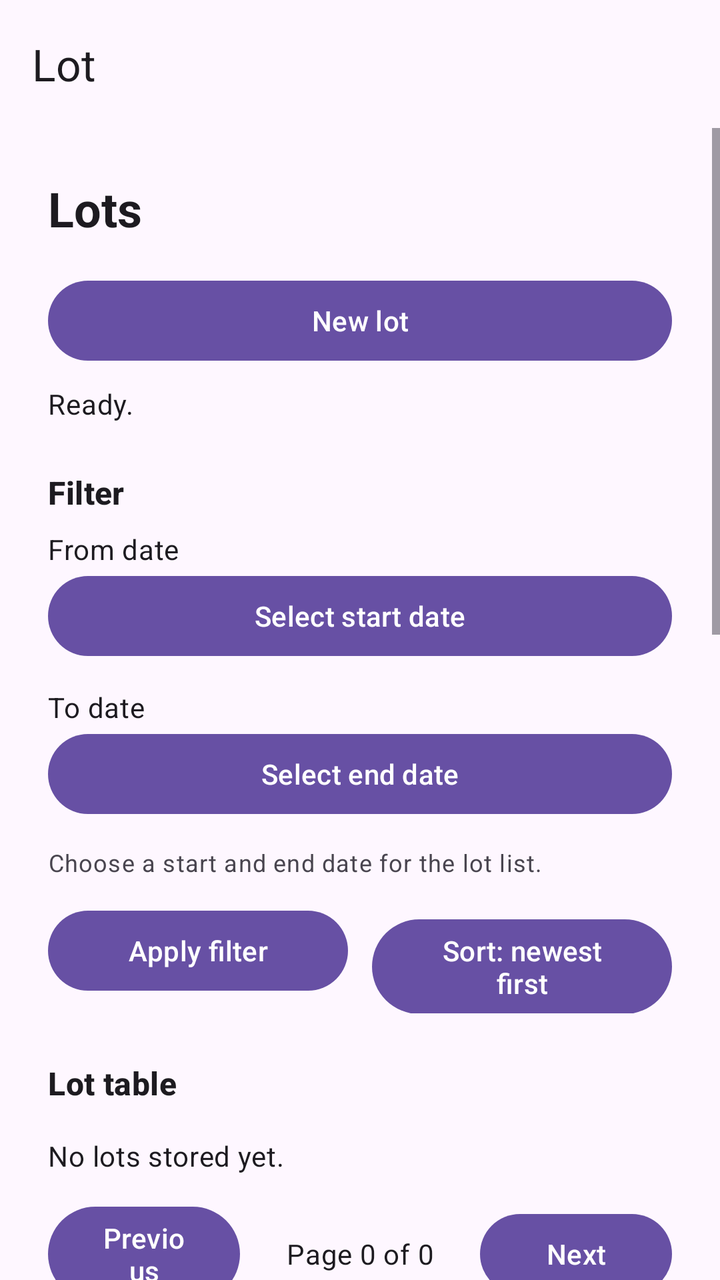
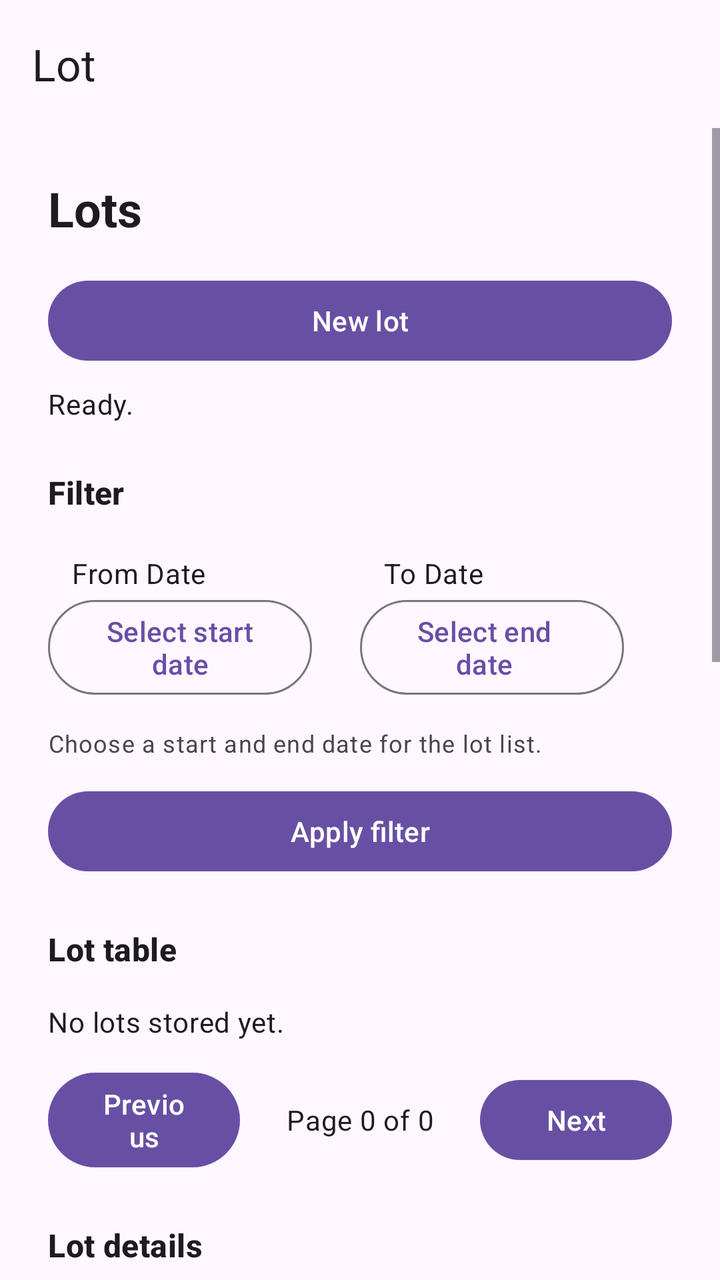

Compare the two renders of this Android layout. The source of the first and the diff that turns it into the second are given below.
<!-- AndroidManifest.xml: application theme Theme.Kilgi -->
<!-- res/layout/activity_main.xml -->
<?xml version="1.0" encoding="utf-8"?>
<LinearLayout xmlns:android="http://schemas.android.com/apk/res/android"
    xmlns:app="http://schemas.android.com/apk/res-auto"
    xmlns:tools="http://schemas.android.com/tools"
    android:id="@+id/main"
    android:layout_width="match_parent"
    android:layout_height="match_parent"
    android:orientation="vertical"
    tools:context=".MainActivity">

    <com.google.android.material.appbar.MaterialToolbar
        android:id="@+id/top_app_bar"
        android:layout_width="match_parent"
        android:layout_height="wrap_content"
        android:contentDescription="@string/menu_toolbar_content_description"
        android:minHeight="?attr/actionBarSize"
        app:title="@string/lot_screen_title" />

    <ScrollView
        android:id="@+id/content_scroll"
        android:layout_width="match_parent"
        android:layout_height="0dp"
        android:layout_weight="1"
        android:fillViewport="true">

        <LinearLayout
            android:layout_width="match_parent"
            android:layout_height="wrap_content"
            android:orientation="vertical"
            android:padding="24dp">

            <TextView
                android:id="@+id/section_lot"
                android:layout_width="match_parent"
                android:layout_height="wrap_content"
                android:text="@string/lots_screen_heading"
                android:textAppearance="@style/TextAppearance.Material3.HeadlineSmall"
                android:textStyle="bold" />

            <Button
                android:id="@+id/button_create_lot"
                android:layout_width="match_parent"
                android:layout_height="wrap_content"
                android:layout_marginTop="16dp"
                android:text="@string/button_new_lot"
                android:textAllCaps="false" />

            <TextView
                android:id="@+id/text_batch_status"
                android:layout_width="match_parent"
                android:layout_height="wrap_content"
                android:layout_marginTop="8dp"
                android:text="@string/batch_status_idle"
                android:textAppearance="@style/TextAppearance.Material3.BodyMedium" />

            <TextView
                android:layout_width="match_parent"
                android:layout_height="wrap_content"
                android:layout_marginTop="24dp"
                android:text="@string/lots_filter_title"
                android:textAppearance="@style/TextAppearance.Material3.TitleMedium"
                android:textStyle="bold" />

            <TextView
                android:layout_width="match_parent"
                android:layout_height="wrap_content"
                android:layout_marginTop="8dp"
                android:text="@string/label_filter_from_date"
                android:textAppearance="@style/TextAppearance.Material3.BodyMedium" />

            <Button
                android:id="@+id/button_filter_from_date"
                android:layout_width="match_parent"
                android:layout_height="wrap_content"
                android:text="@string/button_select_from_date"
                android:textAllCaps="false" />

            <TextView
                android:layout_width="match_parent"
                android:layout_height="wrap_content"
                android:layout_marginTop="12dp"
                android:text="@string/label_filter_to_date"
                android:textAppearance="@style/TextAppearance.Material3.BodyMedium" />

            <Button
                android:id="@+id/button_filter_to_date"
                android:layout_width="match_parent"
                android:layout_height="wrap_content"
                android:text="@string/button_select_to_date"
                android:textAllCaps="false" />

            <TextView
                android:id="@+id/text_filter_range_summary"
                android:layout_width="match_parent"
                android:layout_height="wrap_content"
                android:layout_marginTop="12dp"
                android:text="@string/filter_range_summary_placeholder"
                android:textAppearance="@style/TextAppearance.Material3.BodySmall" />

            <LinearLayout
                android:layout_width="match_parent"
                android:layout_height="wrap_content"
                android:layout_marginTop="12dp"
                android:orientation="horizontal">

                <Button
                    android:id="@+id/button_apply_lot_filter"
                    android:layout_width="0dp"
                    android:layout_height="wrap_content"
                    android:layout_weight="1"
                    android:text="@string/button_apply_filter"
                    android:textAllCaps="false" />

                <Button
                    android:id="@+id/button_toggle_lot_sort"
                    android:layout_width="0dp"
                    android:layout_height="wrap_content"
                    android:layout_marginStart="12dp"
                    android:layout_weight="1"
                    android:text="@string/button_sort_newest_first"
                    android:textAllCaps="false" />
            </LinearLayout>

            <TextView
                android:layout_width="match_parent"
                android:layout_height="wrap_content"
                android:layout_marginTop="24dp"
                android:text="@string/lots_table_title"
                android:textAppearance="@style/TextAppearance.Material3.TitleMedium"
                android:textStyle="bold" />

            <HorizontalScrollView
                android:layout_width="match_parent"
                android:layout_height="wrap_content"
                android:layout_marginTop="8dp"
                android:fillViewport="true">

                <TableLayout
                    android:id="@+id/table_lots"
                    android:layout_width="wrap_content"
                    android:layout_height="wrap_content"
                    android:stretchColumns="1,2,3,4,5" />
            </HorizontalScrollView>

            <TextView
                android:id="@+id/text_lots_empty_state"
                android:layout_width="match_parent"
                android:layout_height="wrap_content"
                android:layout_marginTop="8dp"
                android:text="@string/no_lots_placeholder"
                android:textAppearance="@style/TextAppearance.Material3.BodyMedium" />

            <LinearLayout
                android:layout_width="match_parent"
                android:layout_height="wrap_content"
                android:layout_marginTop="12dp"
                android:gravity="center_vertical"
                android:orientation="horizontal">

                <Button
                    android:id="@+id/button_previous_lot_page"
                    android:layout_width="0dp"
                    android:layout_height="wrap_content"
                    android:layout_weight="1"
                    android:text="@string/button_previous_page"
                    android:textAllCaps="false" />

                <TextView
                    android:id="@+id/text_lot_page_summary"
                    android:layout_width="0dp"
                    android:layout_height="wrap_content"
                    android:layout_marginHorizontal="12dp"
                    android:layout_weight="1"
                    android:gravity="center"
                    android:text="@string/lot_page_summary_empty"
                    android:textAppearance="@style/TextAppearance.Material3.BodyMedium" />

                <Button
                    android:id="@+id/button_next_lot_page"
                    android:layout_width="0dp"
                    android:layout_height="wrap_content"
                    android:layout_weight="1"
                    android:text="@string/button_next_page"
                    android:textAllCaps="false" />
            </LinearLayout>

            <TextView
                android:layout_width="match_parent"
                android:layout_height="wrap_content"
                android:layout_marginTop="24dp"
                android:text="@string/lot_details_title"
                android:textAppearance="@style/TextAppearance.Material3.TitleMedium"
                android:textStyle="bold" />

            <TextView
                android:id="@+id/text_selected_lot_label"
                android:layout_width="match_parent"
                android:layout_height="wrap_content"
                android:layout_marginTop="8dp"
                android:text="@string/no_active_lot_placeholder"
                android:textAppearance="@style/TextAppearance.Material3.BodyMedium" />

            <LinearLayout
                android:layout_width="match_parent"
                android:layout_height="wrap_content"
                android:layout_marginTop="12dp"
                android:orientation="horizontal">

                <Button
                    android:id="@+id/button_add_expense"
                    android:layout_width="0dp"
                    android:layout_height="wrap_content"
                    android:layout_weight="1"
                    android:text="@string/button_open_add_expense"
                    android:textAllCaps="false" />

                <Button
                    android:id="@+id/button_log_spoilage"
                    android:layout_width="0dp"
                    android:layout_height="wrap_content"
                    android:layout_marginStart="12dp"
                    android:layout_weight="1"
                    android:text="@string/button_open_log_spoilage"
                    android:textAllCaps="false" />
            </LinearLayout>

            <TextView
                android:id="@+id/text_expense_status"
                android:layout_width="match_parent"
                android:layout_height="wrap_content"
                android:layout_marginTop="8dp"
                android:text="@string/expense_status_idle"
                android:textAppearance="@style/TextAppearance.Material3.BodyMedium" />

            <TextView
                android:id="@+id/text_spoilage_status"
                android:layout_width="match_parent"
                android:layout_height="wrap_content"
                android:layout_marginTop="4dp"
                android:text="@string/spoilage_status_idle"
                android:textAppearance="@style/TextAppearance.Material3.BodyMedium" />

            <TableLayout
                android:id="@+id/table_lot_details"
                android:layout_width="match_parent"
                android:layout_height="wrap_content"
                android:layout_marginTop="12dp"
                android:stretchColumns="1" />

            <TextView
                android:id="@+id/section_module_two"
                android:layout_width="match_parent"
                android:layout_height="wrap_content"
                android:layout_marginTop="32dp"
                android:text="@string/module_two_screen_heading"
                android:textAppearance="@style/TextAppearance.Material3.HeadlineSmall"
                android:textStyle="bold" />

            <LinearLayout
                android:layout_width="match_parent"
                android:layout_height="wrap_content"
                android:layout_marginTop="16dp"
                android:orientation="horizontal">

                <Button
                    android:id="@+id/button_add_provider"
                    android:layout_width="0dp"
                    android:layout_height="wrap_content"
                    android:layout_weight="1"
                    android:text="@string/button_add_provider"
                    android:textAllCaps="false" />

                <Button
                    android:id="@+id/button_add_customer"
                    android:layout_width="0dp"
                    android:layout_height="wrap_content"
                    android:layout_marginStart="12dp"
                    android:layout_weight="1"
                    android:text="@string/button_add_customer"
                    android:textAllCaps="false" />
            </LinearLayout>

            <Button
                android:id="@+id/button_log_retail_sale"
                android:layout_width="match_parent"
                android:layout_height="wrap_content"
                android:layout_marginTop="12dp"
                android:text="@string/button_log_retail_sale"
                android:textAllCaps="false" />

            <Button
                android:id="@+id/button_create_wholesale_invoice"
                android:layout_width="match_parent"
                android:layout_height="wrap_content"
                android:layout_marginTop="12dp"
                android:text="@string/button_create_wholesale_invoice"
                android:textAllCaps="false" />

            <Button
                android:id="@+id/button_collect_customer_payment"
                android:layout_width="match_parent"
                android:layout_height="wrap_content"
                android:layout_marginTop="12dp"
                android:text="@string/button_collect_customer_payment"
                android:textAllCaps="false" />

            <Button
                android:id="@+id/button_settle_provider"
                android:layout_width="match_parent"
                android:layout_height="wrap_content"
                android:layout_marginTop="12dp"
                android:text="@string/button_settle_provider"
                android:textAllCaps="false" />

            <TextView
                android:id="@+id/text_sales_status"
                android:layout_width="match_parent"
                android:layout_height="wrap_content"
                android:layout_marginTop="8dp"
                android:text="@string/sales_status_idle"
                android:textAppearance="@style/TextAppearance.Material3.BodyMedium" />

            <TextView
                android:layout_width="match_parent"
                android:layout_height="wrap_content"
                android:layout_marginTop="24dp"
                android:text="@string/sales_summary_title"
                android:textAppearance="@style/TextAppearance.Material3.TitleMedium"
                android:textStyle="bold" />

            <TextView
                android:id="@+id/text_sales_summary"
                android:layout_width="match_parent"
                android:layout_height="wrap_content"
                android:layout_marginTop="8dp"
                android:text="@string/sales_summary_empty"
                android:textAppearance="@style/TextAppearance.Material3.BodyMedium" />
        </LinearLayout>
    </ScrollView>
</LinearLayout>
<!-- resources referenced by this layout -->
<resources>
  <string name="batch_status_idle">Ready.</string>
  <string name="button_add_customer">Add customer</string>
  <string name="button_add_provider">Add provider</string>
  <string name="button_apply_filter">Apply filter</string>
  <string name="button_collect_customer_payment">Collect customer payment</string>
  <string name="button_create_wholesale_invoice">Create wholesale invoice</string>
  <string name="button_log_retail_sale">Log retail EOD sale</string>
  <string name="button_new_lot">New lot</string>
  <string name="button_next_page">Next</string>
  <string name="button_open_add_expense">Add expense</string>
  <string name="button_open_log_spoilage">Log spoilage</string>
  <string name="button_previous_page">Previous</string>
  <string name="button_select_from_date">Select start date</string>
  <string name="button_select_to_date">Select end date</string>
  <string name="button_settle_provider">Settle provider</string>
  <string name="button_sort_newest_first">Sort: newest first</string>
  <string name="expense_status_idle">No expense update yet.</string>
  <string name="filter_range_summary_placeholder">Choose a start and end date for the lot list.</string>
  <string name="label_filter_from_date">From date</string>
  <string name="label_filter_to_date">To date</string>
  <string name="lot_details_title">Lot details</string>
  <string name="lot_page_summary_empty">Page 0 of 0</string>
  <string name="lot_screen_title">Lot</string>
  <string name="lots_filter_title">Filter</string>
  <string name="lots_screen_heading">Lots</string>
  <string name="lots_table_title">Lot table</string>
  <string name="menu_toolbar_content_description">Main navigation menu</string>
  <string name="module_two_screen_heading">Module 2 - Sales &amp; Settlements</string>
  <string name="no_active_lot_placeholder">Select a lot from the table.</string>
  <string name="no_lots_placeholder">No lots stored yet.</string>
  <string name="sales_status_idle">No Module 2 transaction yet.</string>
  <string name="sales_summary_empty">No provider or customer balances yet.</string>
  <string name="sales_summary_title">Receivable / payable snapshot</string>
  <string name="spoilage_status_idle">No spoilage update yet.</string>
  <style name="Theme.Kilgi" parent="Base.Theme.Kilgi" />
  <style name="Base.Theme.Kilgi" parent="Theme.Material3.DayNight.NoActionBar">
          
          
      </style>
</resources>

<!-- the commit's change to res/layout/activity_main.xml (unified diff, before → after) -->
@@ -61,33 +61,59 @@
                 android:textAppearance="@style/TextAppearance.Material3.TitleMedium"
                 android:textStyle="bold" />
 
-            <TextView
-                android:layout_width="match_parent"
-                android:layout_height="wrap_content"
-                android:layout_marginTop="8dp"
-                android:text="@string/label_filter_from_date"
-                android:textAppearance="@style/TextAppearance.Material3.BodyMedium" />
-
-            <Button
-                android:id="@+id/button_filter_from_date"
-                android:layout_width="match_parent"
-                android:layout_height="wrap_content"
-                android:text="@string/button_select_from_date"
-                android:textAllCaps="false" />
-
-            <TextView
-                android:layout_width="match_parent"
-                android:layout_height="wrap_content"
-                android:layout_marginTop="12dp"
-                android:text="@string/label_filter_to_date"
-                android:textAppearance="@style/TextAppearance.Material3.BodyMedium" />
-
-            <Button
-                android:id="@+id/button_filter_to_date"
-                android:layout_width="match_parent"
-                android:layout_height="wrap_content"
-                android:text="@string/button_select_to_date"
-                android:textAllCaps="false" />
+            <LinearLayout
+                android:layout_width="match_parent"
+                android:layout_height="wrap_content"
+                android:layout_marginTop="12dp"
+                android:orientation="horizontal">
+
+                <TextView
+                    android:layout_width="0dp"
+                    android:layout_weight="1"
+                    android:layout_height="wrap_content"
+                    android:layout_marginTop="8dp"
+                    android:layout_marginStart="12dp"
+                    android:text="@string/label_filter_from_date"
+                    android:textAppearance="@style/TextAppearance.Material3.BodyMedium" />
+
+                <TextView
+                    android:layout_width="0dp"
+                    android:layout_weight="1"
+                    android:layout_height="wrap_content"
+                    android:layout_marginTop="8dp"
+                    android:layout_marginStart="12dp"
+                    android:text="@string/label_filter_to_date"
+                    android:textAppearance="@style/TextAppearance.Material3.BodyMedium" />
+
+            </LinearLayout>
+
+            <LinearLayout
+                android:layout_width="match_parent"
+                android:layout_height="wrap_content"
+                android:layout_marginTop="0dp"
+                android:orientation="horizontal">
+
+                <Button
+                    android:id="@+id/button_filter_from_date"
+                    android:layout_width="150dp"
+                    android:layout_weight="1"
+                    android:layout_height="wrap_content"
+                    android:layout_marginEnd="24dp"
+                    android:text="@string/button_select_from_date"
+                    android:textAllCaps="false"
+                    style="@style/Widget.Material3.Button.OutlinedButton"/>
+
+                <Button
+                    android:id="@+id/button_filter_to_date"
+                    android:layout_width="150dp"
+                    android:layout_weight="1"
+                    android:layout_height="wrap_content"
+                    android:layout_marginEnd="24dp"
+                    android:text="@string/button_select_to_date"
+                    android:textAllCaps="false"
+                    style="@style/Widget.Material3.Button.OutlinedButton.Icon"/>
+
+            </LinearLayout>
 
             <TextView
                 android:id="@+id/text_filter_range_summary"
@@ -111,14 +137,6 @@
                     android:text="@string/button_apply_filter"
                     android:textAllCaps="false" />
 
-                <Button
-                    android:id="@+id/button_toggle_lot_sort"
-                    android:layout_width="0dp"
-                    android:layout_height="wrap_content"
-                    android:layout_marginStart="12dp"
-                    android:layout_weight="1"
-                    android:text="@string/button_sort_newest_first"
-                    android:textAllCaps="false" />
             </LinearLayout>
 
             <TextView
<!-- resource entries referenced after the edit -->
@@ -15,11 +15,10 @@
   <string name="button_select_from_date">Select start date</string>
   <string name="button_select_to_date">Select end date</string>
   <string name="button_settle_provider">Settle provider</string>
-  <string name="button_sort_newest_first">Sort: newest first</string>
   <string name="expense_status_idle">No expense update yet.</string>
   <string name="filter_range_summary_placeholder">Choose a start and end date for the lot list.</string>
-  <string name="label_filter_from_date">From date</string>
-  <string name="label_filter_to_date">To date</string>
+  <string name="label_filter_from_date">From Date</string>
+  <string name="label_filter_to_date">To Date</string>
   <string name="lot_details_title">Lot details</string>
   <string name="lot_page_summary_empty">Page 0 of 0</string>
   <string name="lot_screen_title">Lot</string>
